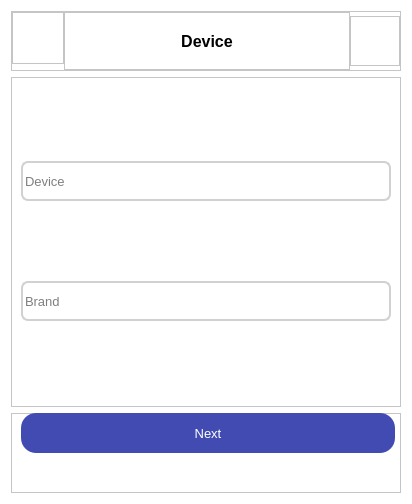
Above: layouts/add_device1.ui from fedulovs/InventoryUI before the change. Below: the same form after it.
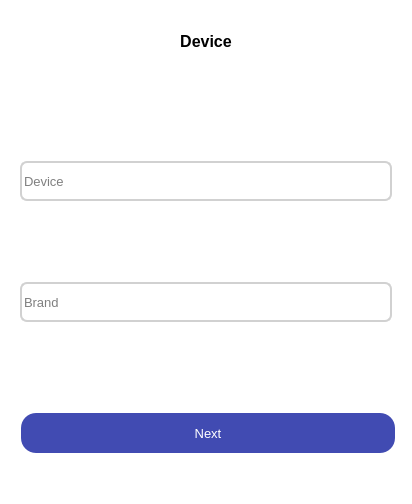
That is the form after the change.

Commit message: Fix add_device screens

Patch:
```diff
--- a/layouts/add_device1.ui
+++ b/layouts/add_device1.ui
@@ -14,7 +14,7 @@
             <string>Dialog</string>
         </property>
         <property name="styleSheet">
-            <string notr="true">background-color: white</string>
+   <string notr="true">background-color: white; border: none; color: black;</string>
         </property>
         <layout class="QVBoxLayout" name="verticalLayout">
             <item>
@@ -178,7 +178,6 @@
                                             <property name="font">
                                                 <font>
                                                     <pointsize>12</pointsize>
-                                                    <weight>75</weight>
                                                     <bold>true</bold>
                                                 </font>
                                             </property>
```
Lines whose indentation alone changed are shown as unchanged. The commit also changes 7 other files.
